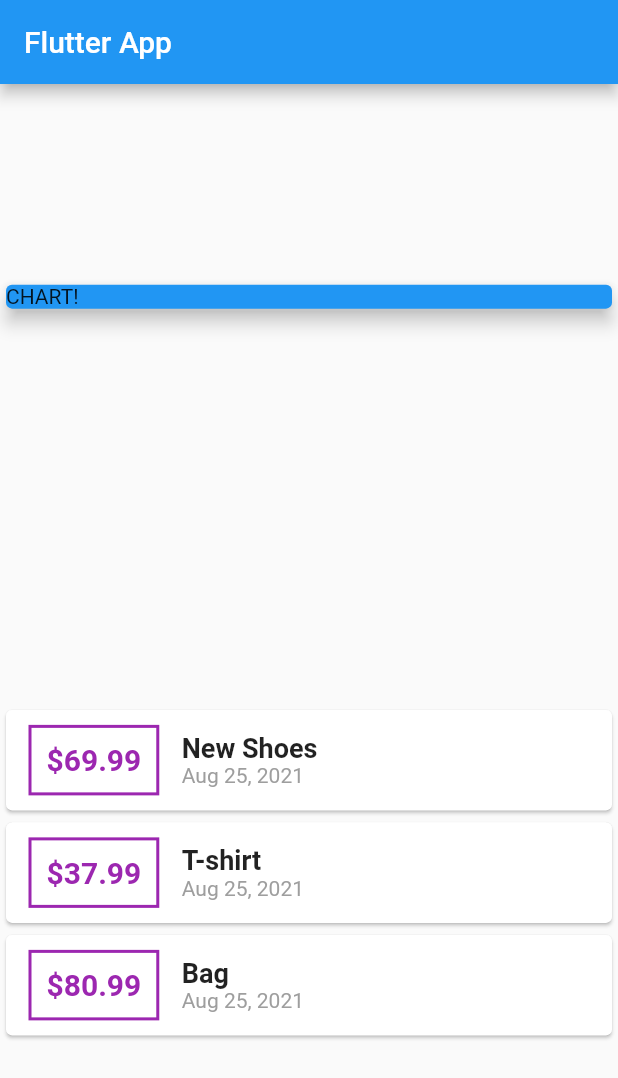
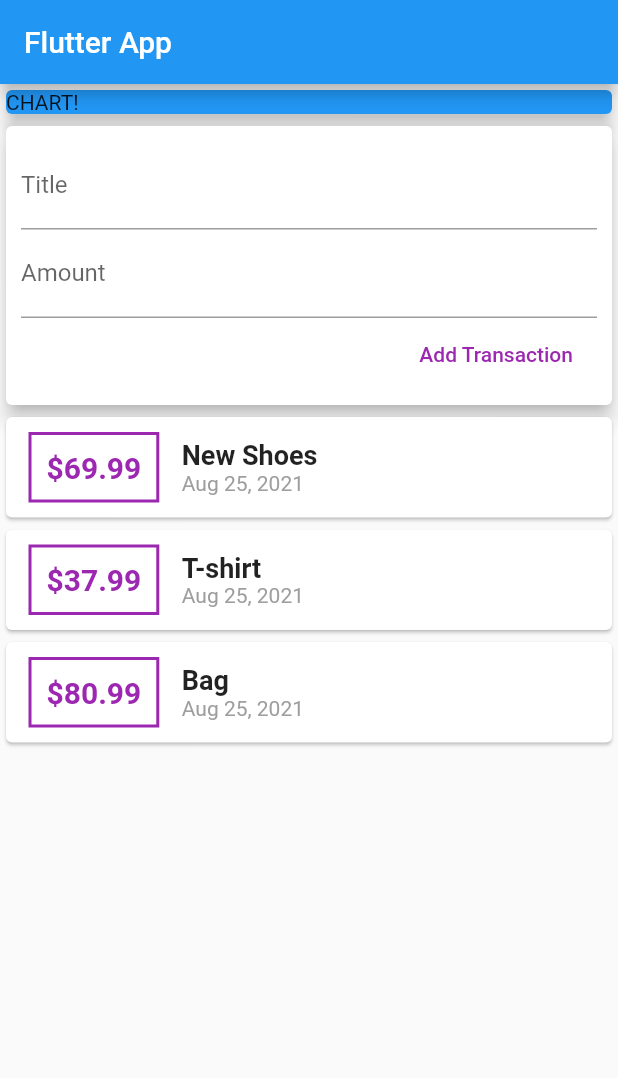
Before and after one commit to nino-t/expense_planner, a Flutter app: the screen it shows after launch, on a phone screen of 412 x 824 dp. Shown: the top 1078 px of the screen. Run offline on Flutter 3.47's test engine with Material 2 defaults, Android fonts, the phone set to English and light mode, and no system bars.

Commit message:
Add new transaction

```diff
--- a/lib/main.dart
+++ b/lib/main.dart
@@ -1,7 +1,6 @@
 import 'package:flutter/material.dart';
-import 'package:intl/intl.dart';
 
-import './transaction.dart';
+import './widgets/user_transactions.dart';
 
 void main() => runApp(MyApp());
 
@@ -20,22 +19,15 @@
 class MyHomePage extends StatelessWidget {
   MyHomePage({Key? key}) : super(key: key);
 
-  final List<Transaction> transactions = [
-    Transaction(
-        id: 't1', title: 'New Shoes', amount: 69.99, date: DateTime.now()),
-    Transaction(
-        id: 't2', title: 'T-shirt', amount: 37.99, date: DateTime.now()),
-    Transaction(id: 't3', title: 'Bag', amount: 80.99, date: DateTime.now())
-  ];
-
   @override
   Widget build(BuildContext context) {
     return Scaffold(
         appBar: AppBar(
           title: const Text('Flutter App'),
         ),
-        body: Column(
-          mainAxisAlignment: MainAxisAlignment.spaceAround,
+        body: SingleChildScrollView(
+          child: Column(
+            // mainAxisAlignment: MainAxisAlignment.spaceAround,
             crossAxisAlignment: CrossAxisAlignment.stretch,
             children: <Widget>[
               Container(
@@ -46,45 +38,9 @@
                   elevation: 5,
                 ),
               ),
-            Column(
-              children: transactions.map((tx) {
-                return Card(
-                  child: Row(
-                    children: [
-                      Container(
-                        margin:
-                            EdgeInsets.symmetric(vertical: 10, horizontal: 15),
-                        decoration: BoxDecoration(
-                            border: Border.all(color: Colors.purple, width: 2)),
-                        padding: EdgeInsets.all(10),
-                        child: Text(
-                          '\$${tx.amount}',
-                          style: TextStyle(
-                              fontWeight: FontWeight.bold,
-                              fontSize: 20,
-                              color: Colors.purple),
-                        ),
-                      ),
-                      Column(
-                        crossAxisAlignment: CrossAxisAlignment.start,
-                        children: [
-                          Text(
-                            tx.title,
-                            style: TextStyle(
-                                fontSize: 18, fontWeight: FontWeight.bold),
-                          ),
-                          Text(
-                            DateFormat.yMMMd().format(tx.date),
-                            style: TextStyle(color: Colors.grey),
-                          )
-                        ],
-                      )
+              UserTransactions()
             ],
           ),
-                );
-              }).toList(),
-            )
-          ],
         ));
   }
 }
--- /dev/null
+++ b/lib/widgets/new_transaction.dart
@@ -0,0 +1,40 @@
+import 'package:flutter/material.dart';
+
+class NewTransaction extends StatelessWidget {
+  final Function addTx;
+  final titleController = TextEditingController();
+  final amountController = TextEditingController();
+
+  NewTransaction(this.addTx);
+
+  @override
+  Widget build(BuildContext context) {
+    return Card(
+      elevation: 5,
+      child: Container(
+        padding: EdgeInsets.all(10),
+        child: Column(
+          crossAxisAlignment: CrossAxisAlignment.end,
+          children: [
+            TextField(
+              decoration: InputDecoration(labelText: 'Title'),
+              controller: titleController,
+            ),
+            TextField(
+              decoration: InputDecoration(labelText: 'Amount'),
+              controller: amountController,
+            ),
+            FlatButton(
+              onPressed: () {
+                addTx(
+                    titleController.text, double.parse(amountController.text));
+              },
+              child: Text('Add Transaction'),
+              textColor: Colors.purple,
+            )
+          ],
+        ),
+      ),
+    );
+  }
+}
--- /dev/null
+++ b/lib/widgets/transaction_list.dart
@@ -0,0 +1,56 @@
+import 'package:flutter/material.dart';
+import 'package:intl/intl.dart';
+
+import '../models/transaction.dart';
+
+class TransactionList extends StatelessWidget {
+  final List<Transaction> transactions;
+
+  TransactionList(this.transactions);
+
+  @override
+  Widget build(BuildContext context) {
+    return SingleChildScrollView(
+      child: Container(
+        height: 300,
+        child: Column(
+          children: transactions.map((tx) {
+            return Card(
+              child: Row(
+                children: [
+                  Container(
+                    margin: EdgeInsets.symmetric(vertical: 10, horizontal: 15),
+                    decoration: BoxDecoration(
+                        border: Border.all(color: Colors.purple, width: 2)),
+                    padding: EdgeInsets.all(10),
+                    child: Text(
+                      '\$${tx.amount}',
+                      style: TextStyle(
+                          fontWeight: FontWeight.bold,
+                          fontSize: 20,
+                          color: Colors.purple),
+                    ),
+                  ),
+                  Column(
+                    crossAxisAlignment: CrossAxisAlignment.start,
+                    children: [
+                      Text(
+                        tx.title,
+                        style: TextStyle(
+                            fontSize: 18, fontWeight: FontWeight.bold),
+                      ),
+                      Text(
+                        DateFormat.yMMMd().format(tx.date),
+                        style: TextStyle(color: Colors.grey),
+                      )
+                    ],
+                  )
+                ],
+              ),
+            );
+          }).toList(),
+        ),
+      ),
+    );
+  }
+}
--- /dev/null
+++ b/lib/widgets/user_transactions.dart
@@ -0,0 +1,44 @@
+import 'package:flutter/material.dart';
+
+import './transaction_list.dart';
+import './new_transaction.dart';
+import '../models/transaction.dart';
+
+class UserTransactions extends StatefulWidget {
+  const UserTransactions({Key? key}) : super(key: key);
+
+  @override
+  _UserTransactionsState createState() => _UserTransactionsState();
+}
+
+class _UserTransactionsState extends State<UserTransactions> {
+  final List<Transaction> _userTransactions = [
+    Transaction(
+        id: 't1', title: 'New Shoes', amount: 69.99, date: DateTime.now()),
+    Transaction(
+        id: 't2', title: 'T-shirt', amount: 37.99, date: DateTime.now()),
+    Transaction(id: 't3', title: 'Bag', amount: 80.99, date: DateTime.now())
+  ];
+
+  void _addNewTransaction(String txTitle, double txAmount) {
+    final newTx = Transaction(
+        id: DateTime.now().toString(),
+        title: txTitle,
+        amount: txAmount,
+        date: DateTime.now());
+
+    setState(() {
+      _userTransactions.add(newTx);
+    });
+  }
+
+  @override
+  Widget build(BuildContext context) {
+    return Column(
+      children: [
+        NewTransaction(_addNewTransaction),
+        TransactionList(_userTransactions)
+      ],
+    );
+  }
+}
```
Also changed, not shown: lib/models/transaction.dart (renamed from lib/transaction.dart). Lines whose indentation alone changed are shown as unchanged.
